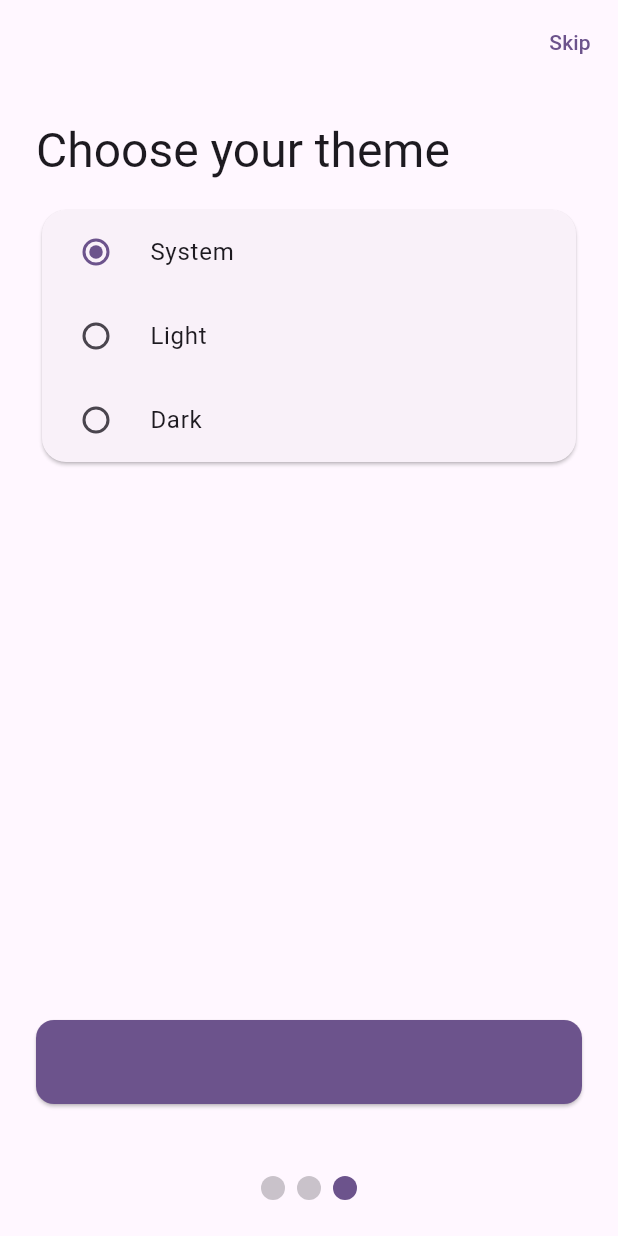
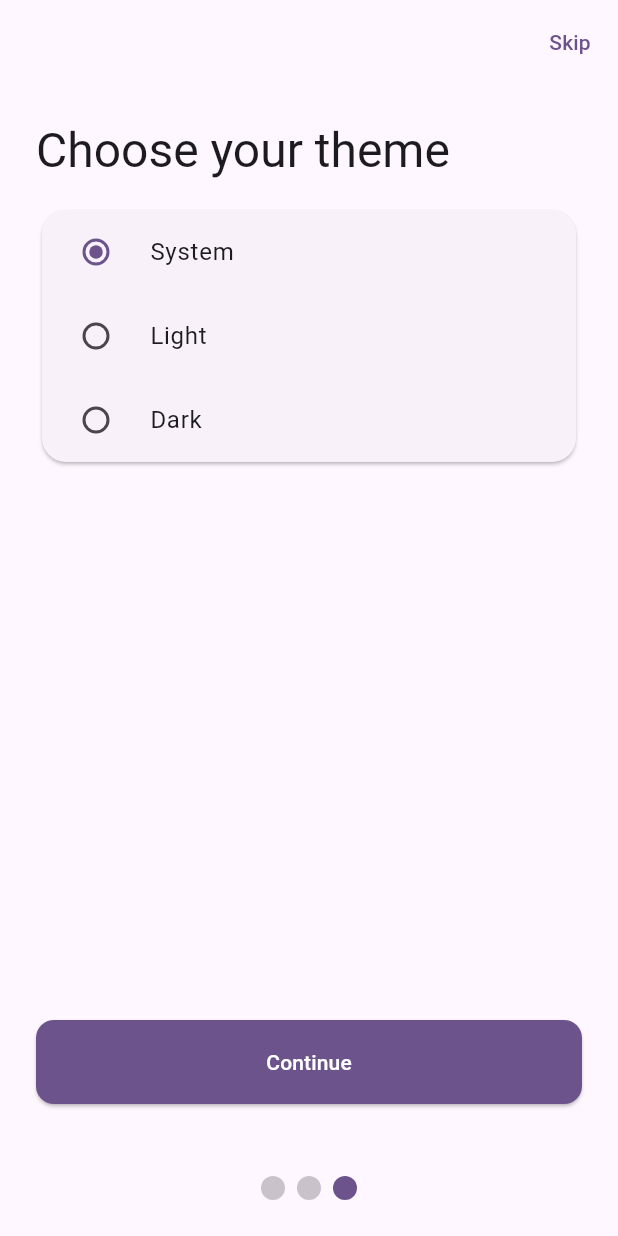
Before and after one commit to Jake1902/Habit_Hero_Clone, a Flutter app: the screen it shows after launch, swiped to page 3, on a phone screen of 412 x 824 dp. Run offline on Flutter 3.47's test engine with Material 3 defaults, Android fonts, the phone set to English and light mode, and no system bars; drawn by our look-alikes of smooth_page_indicator; our stand-ins replace flutter_riverpod, go_router, google_fonts, shared_preferences.

Commit message:
Fix continue button text color

```diff
--- a/lib/features/onboarding/pages/intro_page.dart
+++ b/lib/features/onboarding/pages/intro_page.dart
@@ -135,7 +135,10 @@ class _PrimaryButton extends StatelessWidget {
             borderRadius: BorderRadius.circular(12),
           ),
         ),
-        child: Text(label),
+        child: Text(
+          label,
+          style: const TextStyle(color: Colors.white),
+        ),
       ),
     );
   }
--- a/lib/features/onboarding/pages/permissions_page.dart
+++ b/lib/features/onboarding/pages/permissions_page.dart
@@ -71,7 +71,10 @@ class _PrimaryButton extends StatelessWidget {
           backgroundColor: Theme.of(context).colorScheme.primary,
           shape: RoundedRectangleBorder(borderRadius: BorderRadius.circular(12)),
         ),
-        child: Text(label),
+        child: Text(
+          label,
+          style: const TextStyle(color: Colors.white),
+        ),
       ),
     );
   }
--- a/lib/features/onboarding/pages/theme_page.dart
+++ b/lib/features/onboarding/pages/theme_page.dart
@@ -102,7 +102,10 @@ class _PrimaryButton extends StatelessWidget {
           backgroundColor: Theme.of(context).colorScheme.primary,
           shape: RoundedRectangleBorder(borderRadius: BorderRadius.circular(12)),
         ),
-        child: Text(label),
+        child: Text(
+          label,
+          style: const TextStyle(color: Colors.white),
+        ),
       ),
     );
   }
```
